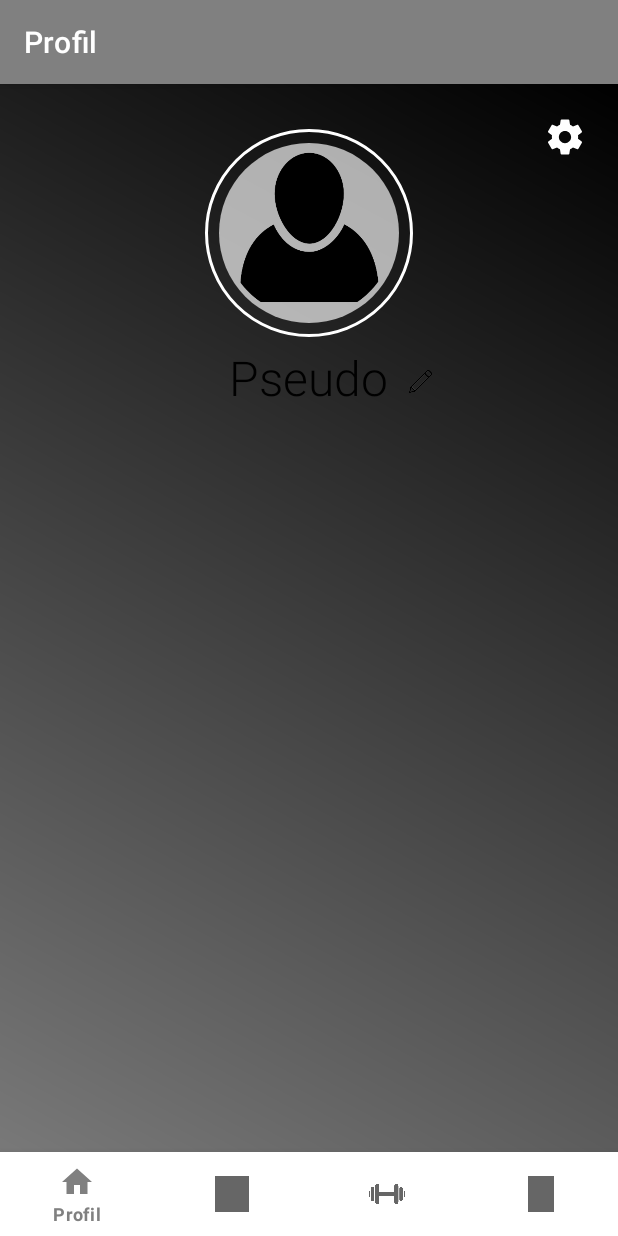
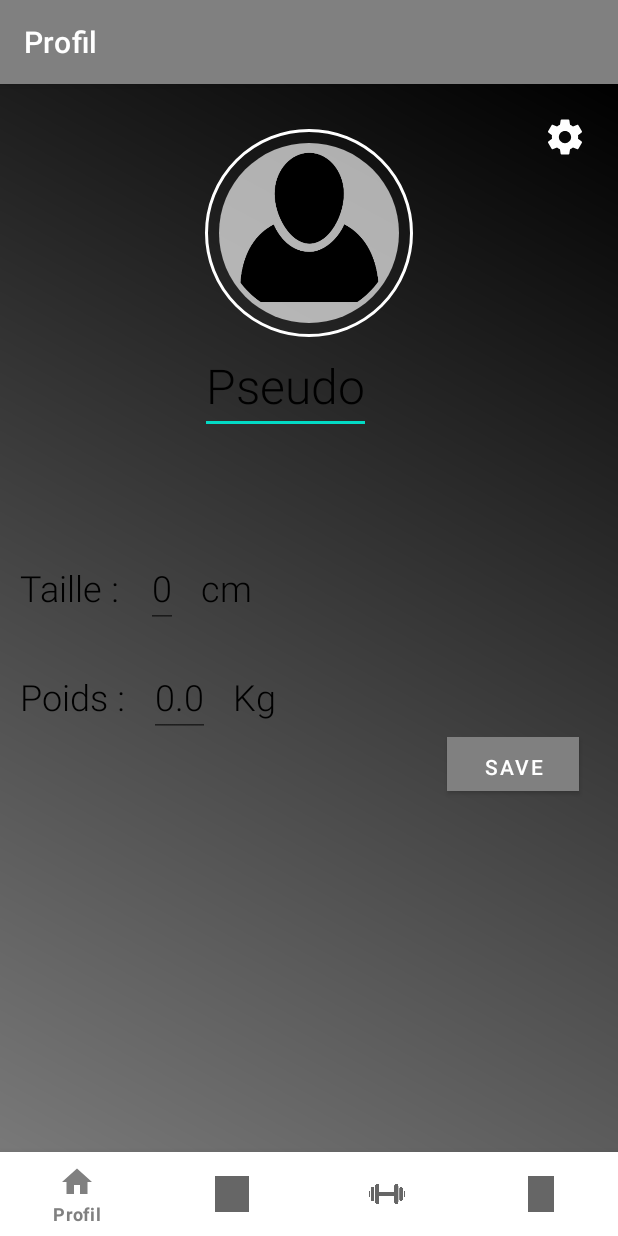
Before and after one commit to RenoultF/Xceed, an Android app: the screen it shows after launch (MainActivity), on a phone screen of 412 x 824 dp. Run offline under Robolectric (Android 15) with nearby library versions, the phone set to English and light mode, and no system bars; our stand-ins replace navigation-ui.

Commit message:
Update profil avec Sauvegarde des informations

```diff
--- /dev/null
+++ b/app/src/main/java/com/example/xceed/ui/profil/GereProfil.java
@@ -0,0 +1,103 @@
+package com.example.xceed.ui.profil;
+
+
+import android.content.Context;
+import android.util.Log;
+import android.util.Xml;
+
+import org.xmlpull.v1.XmlPullParser;
+import org.xmlpull.v1.XmlPullParserException;
+import org.xmlpull.v1.XmlPullParserFactory;
+import org.xmlpull.v1.XmlSerializer;
+
+import java.io.File;
+import java.io.FileInputStream;
+import java.io.FileOutputStream;
+import java.io.IOException;
+import java.io.InputStream;
+
+public class GereProfil {
+
+    public Profil recupProfil(Context context){
+        Profil profil = new Profil("Pseudo",0,"0.0");
+
+        File newXml = new File(context.getFilesDir()+"/Profil.xml");
+
+        if(!newXml.exists()){
+            return profil;
+        }
+
+        XmlPullParserFactory parserFactory;
+        try {
+
+            parserFactory = XmlPullParserFactory.newInstance();
+            XmlPullParser parser = parserFactory.newPullParser();
+            InputStream is = context.openFileInput("Profil.xml");
+            parser.setFeature(XmlPullParser.FEATURE_PROCESS_NAMESPACES, true);
+            parser.setInput(is, null);
+
+
+            int eventType = parser.getEventType();
+            while (eventType != XmlPullParser.END_DOCUMENT) {
+                String eltName = null;
+
+                switch (eventType) {
+                    case XmlPullParser.START_TAG:
+                        eltName = parser.getName();
+
+                        if(eltName.equals("Profil")) {
+
+                            String pseudo=parser.getAttributeValue(0);
+                            int taille=Integer.parseInt(parser.getAttributeValue(1));
+                            String poids= parser.getAttributeValue(2);
+
+                            profil.setPseudo(pseudo);
+                            profil.setTaille(taille);
+                            profil.setKg(poids);
+
+                        }
+
+                }
+                eventType = parser.next();
+            }
+
+
+        } catch (XmlPullParserException e) {
+
+        } catch (IOException e) {
+        }
+
+        return profil;
+
+    }
+
+    public void saveProfil(Context context,String p,String t,String k){
+
+        //boolean fileExist=false;
+        try {
+
+            FileOutputStream fos = context.openFileOutput("Profil.xml", Context.MODE_PRIVATE);
+            XmlSerializer serializer = Xml.newSerializer();
+            serializer.setOutput(fos, "UTF-8");
+            //if(!fileExist) {
+            serializer.startDocument(null, Boolean.valueOf(true));
+            serializer.setFeature("http://xmlpull.org/v1/doc/features.html#indent-output", true);
+            serializer.startTag(null, "Root");
+            //}
+
+
+            serializer.startTag(null, "Profil");
+            serializer.attribute(null, "Pseudo",p);
+            serializer.attribute(null, "Taille",t);
+            serializer.attribute(null, "Poids", k);
+            serializer.endTag(null, "Profil");
+            serializer.endDocument();
+            serializer.flush();
+
+            fos.close();
+
+        }catch (IOException e) {
+        }
+
+    }
+}
--- /dev/null
+++ b/app/src/main/java/com/example/xceed/ui/profil/Profil.java
@@ -0,0 +1,37 @@
+package com.example.xceed.ui.profil;
+
+public class Profil {
+    private String pseudo;
+    private int taille;
+    private String kg;
+
+    public Profil(String p, int t, String k){
+        this.pseudo = p;
+        this.taille = t;
+        this.kg = k;
+    }
+
+    public String getKg() {
+        return kg;
+    }
+
+    public int getTaille() {
+        return taille;
+    }
+
+    public String getPseudo() {
+        return pseudo;
+    }
+
+    public void setPseudo(String pseudo) {
+        this.pseudo = pseudo;
+    }
+
+    public void setKg(String kg) {
+        this.kg = kg;
+    }
+
+    public void setTaille(int taille) {
+        this.taille = taille;
+    }
+}
--- a/app/src/main/java/com/example/xceed/ui/profil/ProfilFragment.java
+++ b/app/src/main/java/com/example/xceed/ui/profil/ProfilFragment.java
@@ -4,7 +4,25 @@ import android.os.Bundle;
 import android.view.LayoutInflater;
 import android.view.View;
 import android.view.ViewGroup;
+import android.widget.Button;
+import android.widget.EditText;
+import android.widget.ImageView;
 import android.widget.TextView;
+import android.content.Context;
+import android.util.Log;
+import android.util.Xml;
+import android.widget.Toast;
+
+import org.xmlpull.v1.XmlPullParser;
+import org.xmlpull.v1.XmlPullParserException;
+import org.xmlpull.v1.XmlPullParserFactory;
+import org.xmlpull.v1.XmlSerializer;
+
+import java.io.File;
+import java.io.FileInputStream;
+import java.io.FileOutputStream;
+import java.io.IOException;
+import java.io.InputStream;
 
 import androidx.annotation.NonNull;
 import androidx.annotation.Nullable;
@@ -17,12 +35,31 @@ import com.example.xceed.R;
 public class ProfilFragment extends Fragment {
 
     private ProfilViewModel profilViewModel;
+    private EditText pseudo;
+    private Button btnModifProfil;
+    private GereProfil gereProfil;
+    private Profil profilRecup;
+    private EditText kilo;
+    private EditText tail;
 
     public View onCreateView(@NonNull LayoutInflater inflater,
                              ViewGroup container, Bundle savedInstanceState) {
         profilViewModel =
                 new ViewModelProvider(this).get(ProfilViewModel.class);
         View root = inflater.inflate(R.layout.fragment_profil, container, false);
+        gereProfil = new GereProfil();
+        profilRecup = gereProfil.recupProfil(getContext());
+        kilo = (EditText) root.findViewById(R.id.nb_poids);
+        tail = (EditText) root.findViewById(R.id.nb_taille);
+        pseudo = (EditText) root.findViewById(R.id.txt_pseudo);
+        kilo.setText(profilRecup.getKg());
+        tail.setText(Integer.toString(profilRecup.getTaille()));
+        pseudo.setText(profilRecup.getPseudo());
+        btnModifProfil = (Button) root.findViewById(R.id.BtnVlider);
+        btnModifProfil.setOnClickListener(new View.OnClickListener() {
+            @Override public void onClick(View root) {
+                gereProfil.saveProfil(getContext(),pseudo.getText().toString(),tail.getText().toString(),kilo.getText().toString());
+            } });
         return root;
     }
 }
--- a/app/src/main/res/layout/fragment_profil.xml
+++ b/app/src/main/res/layout/fragment_profil.xml
@@ -13,9 +13,9 @@
         android:layout_height="230dp"
         android:layout_alignParentStart="true"
         android:layout_alignParentTop="true"
-        android:layout_marginTop="0dp"
+        android:layout_marginStart="0dp"
 
-        android:paddingBottom="20dp">
+        android:layout_marginTop="0dp">
 
         <RelativeLayout
             android:id="@+id/imgUser"
@@ -37,20 +37,22 @@
 
         </RelativeLayout>
 
-        <TextView
-            android:id="@+id/tv_name"
+
+        <com.google.android.material.textfield.TextInputEditText
+            android:id="@+id/txt_pseudo"
             android:layout_width="wrap_content"
             android:layout_height="wrap_content"
-            android:layout_below="@+id/imgUser"
-            android:layout_centerHorizontal="true"
-            android:layout_marginTop="5sp"
+            android:layout_alignParentBottom="true"
+            android:layout_marginStart="133dp"
+            android:layout_marginBottom="-3dp"
             android:fontFamily="sans-serif-light"
+            android:gravity="center_horizontal"
             android:text="Pseudo"
             android:textColor="@color/black"
             android:textSize="32sp" />
 
-
         <ImageView
+            android:id="@+id/ImgParam"
             android:layout_width="40dp"
             android:layout_height="40dp"
             android:layout_alignParentRight="true"
@@ -61,16 +63,125 @@
             android:scaleType="centerInside"
             android:src="@drawable/ic_settings" />
 
-        <ImageView
-            android:id="@+id/imageView"
-            android:layout_width="15dp"
-            android:layout_height="15dp"
-            android:layout_alignParentEnd="true"
-            android:layout_alignParentBottom="true"
-            android:layout_marginLeft="2dp"
-            android:layout_marginEnd="124dp"
-            android:layout_marginBottom="4dp"
-            android:clickable="true"
-            android:src="@drawable/crayon" />
     </RelativeLayout>
+
+    <LinearLayout
+        android:layout_width="411dp"
+        android:layout_height="502dp"
+        android:layout_alignParentStart="true"
+        android:layout_alignParentBottom="true"
+        android:layout_marginStart="-2dp"
+        android:layout_marginBottom="0dp"
+        android:orientation="vertical">
+
+        <Space
+            android:layout_width="match_parent"
+            android:layout_height="43dp" />
+
+        <LinearLayout
+            android:layout_width="match_parent"
+            android:layout_height="wrap_content"
+            android:orientation="horizontal">
+
+            <TextView
+                android:id="@+id/txt_taille"
+                android:layout_width="84dp"
+                android:layout_height="wrap_content"
+                android:layout_marginLeft="15dp"
+                android:fontFamily="sans-serif-light"
+                android:text="Taille :"
+                android:textColor="@color/black"
+                android:textSize="24sp" />
+
+            <com.google.android.material.textfield.TextInputEditText
+                android:id="@+id/nb_taille"
+                android:layout_width="wrap_content"
+                android:layout_height="wrap_content"
+                android:layout_alignParentStart="true"
+                android:layout_alignParentBottom="true"
+                android:fontFamily="sans-serif-light"
+                android:text=" ...  "
+                android:textColor="@color/black"
+                android:textSize="24sp" />
+
+            <TextView
+                android:id="@+id/txt_kg"
+                android:layout_width="84dp"
+                android:layout_height="wrap_content"
+                android:layout_marginLeft="15dp"
+                android:fontFamily="sans-serif-light"
+                android:text="cm"
+                android:textColor="@color/black"
+                android:textSize="24sp" />
+
+        </LinearLayout>
+
+        <Space
+            android:layout_width="match_parent"
+            android:layout_height="19dp" />
+
+        <LinearLayout
+            android:layout_width="match_parent"
+            android:layout_height="wrap_content"
+            android:orientation="horizontal">
+
+            <TextView
+                android:id="@+id/txt_poids"
+                android:layout_width="86dp"
+                android:layout_height="wrap_content"
+                android:layout_marginLeft="15dp"
+                android:fontFamily="sans-serif-light"
+                android:text="Poids :"
+                android:textColor="@color/black"
+                android:textSize="24sp" />
+
+            <com.google.android.material.textfield.TextInputEditText
+                android:id="@+id/nb_poids"
+                android:layout_width="wrap_content"
+                android:layout_height="wrap_content"
+                android:layout_alignParentStart="true"
+                android:layout_alignParentBottom="true"
+                android:fontFamily="sans-serif-light"
+                android:text=" ...  "
+                android:textColor="@color/black"
+                android:textSize="24sp" />
+
+            <TextView
+                android:id="@+id/txt_cm"
+                android:layout_width="84dp"
+                android:layout_height="wrap_content"
+                android:layout_marginLeft="15dp"
+                android:fontFamily="sans-serif-light"
+                android:text="Kg"
+                android:textColor="@color/black"
+                android:textSize="24sp" />
+
+        </LinearLayout>
+
+        <LinearLayout
+            android:layout_width="match_parent"
+            android:layout_height="match_parent"
+            android:orientation="horizontal">
+
+            <Space
+                android:layout_width="338dp"
+                android:layout_height="39dp"
+                android:layout_weight="1" />
+
+            <Button
+                android:id="@+id/BtnVlider"
+                android:layout_width="wrap_content"
+                android:layout_height="36dp"
+                android:background="#FFFFFF"
+                android:onClick="saveProfil"
+                android:text="Save"
+                app:rippleColor="#FFFFFF" />
+
+            <Space
+                android:layout_width="62dp"
+                android:layout_height="18dp"
+                android:layout_weight="1" />
+        </LinearLayout>
+
+    </LinearLayout>
 </RelativeLayout>
```
Also changed, not shown: app/src/main/java/com/example/xceed/ui/profil/ProfilViewModel.java (+8 -0 lines).
